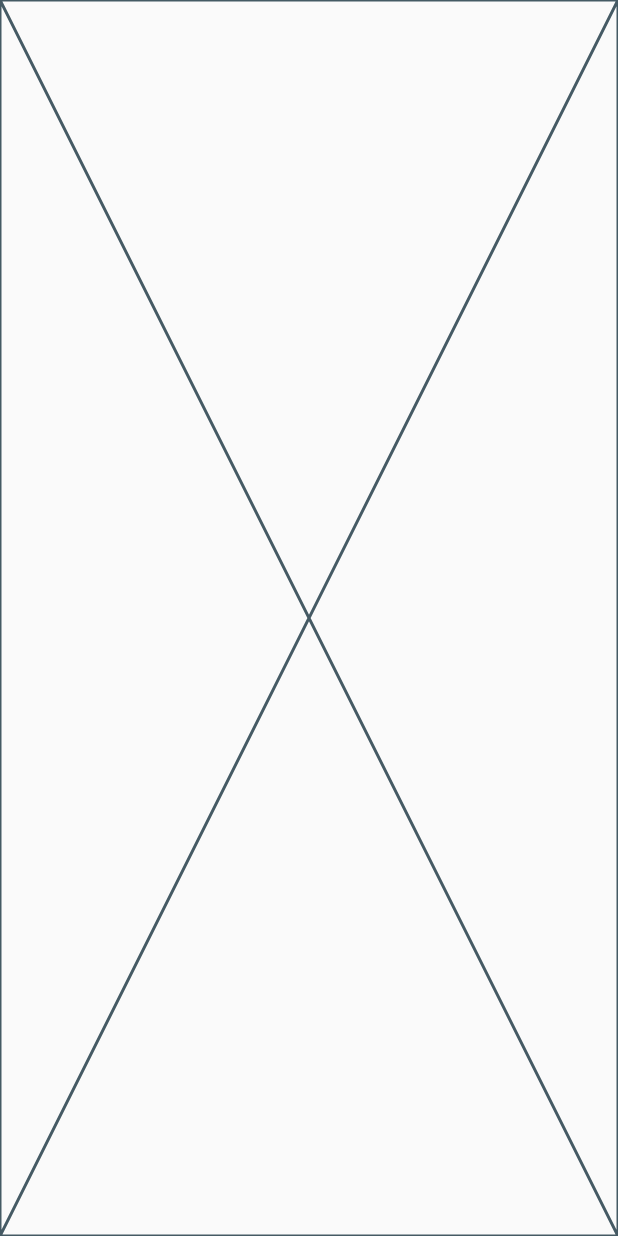
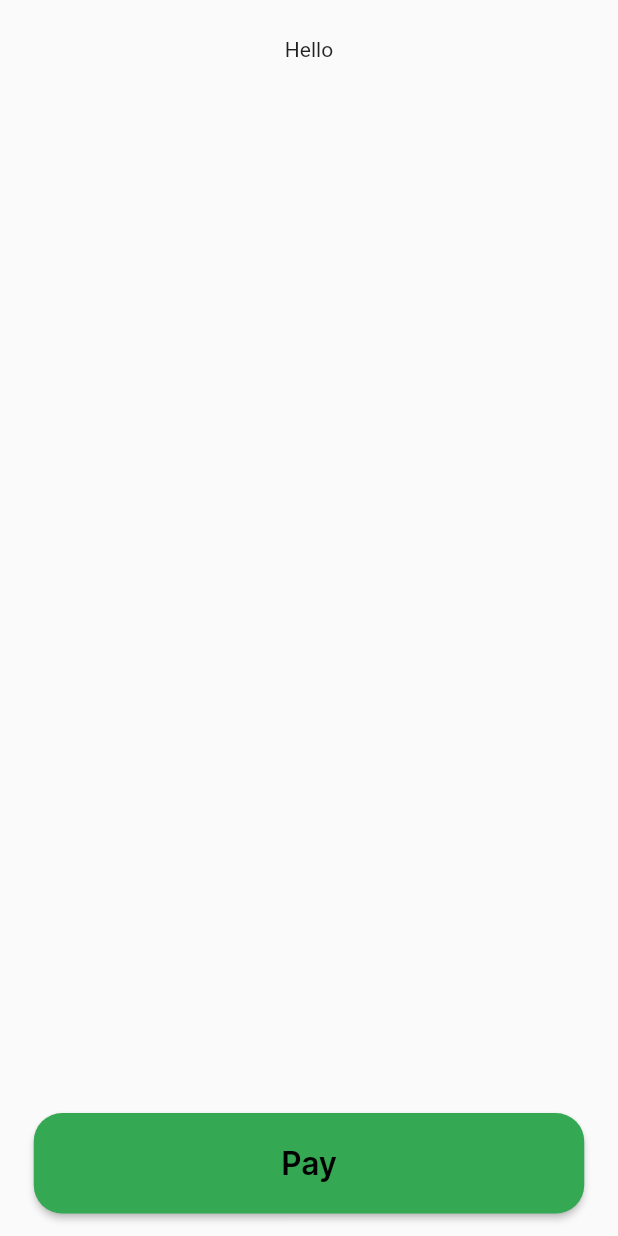
Before and after one commit to OmarAmeer96/Credit-Card-Checkout-App, a Flutter app: the screen it shows after launch, after a tap on "Complete Payment", on a phone screen of 412 x 824 dp. Run offline on Flutter 3.47's test engine with Material 2 defaults, Android fonts, the phone set to English and light mode, and no system bars; our stand-ins replace flutter_svg, go_router.

Commit message:
Edited CustomMainButton.

```diff
--- a/lib/Features/checkout/presentation/widgets/custom_main_button.dart
+++ b/lib/Features/checkout/presentation/widgets/custom_main_button.dart
@@ -1,5 +1,6 @@
 // ------------------------------ Omar Ameer  ---------------------------------
 
+import 'package:credit_card_checkout_app/Core/utils/styles.dart';
 import 'package:credit_card_checkout_app/constants.dart';
 import 'package:flutter/material.dart';
 
@@ -30,11 +31,8 @@ class CustomMainButton extends StatelessWidget {
         alignment: Alignment.center,
         child: Text(
           text,
-          style: const TextStyle(
-            color: Colors.white,
-            fontSize: 19,
-            fontFamily: "Gilroy-Reular",
-            fontWeight: FontWeight.w500,
+          style: Styles.inter600.copyWith(
+            fontSize: 21,
           ),
         ),
       ),
--- a/lib/Features/checkout/presentation/widgets/payment_details_view_body.dart
+++ b/lib/Features/checkout/presentation/widgets/payment_details_view_body.dart
@@ -1,3 +1,4 @@
+import 'package:credit_card_checkout_app/Features/checkout/presentation/widgets/custom_main_button.dart';
 import 'package:flutter/material.dart';
 
 class PaymentDetailsViewBody extends StatelessWidget {
@@ -5,6 +6,40 @@ class PaymentDetailsViewBody extends StatelessWidget {
 
   @override
   Widget build(BuildContext context) {
-    return const Placeholder();
+    return CustomScrollView(
+      physics: const NeverScrollableScrollPhysics(),
+      slivers: <Widget>[
+        SliverFillRemaining(
+          hasScrollBody: false,
+          child: Column(
+            mainAxisAlignment: MainAxisAlignment.spaceBetween,
+            children: [
+              const Padding(
+                padding: EdgeInsets.symmetric(horizontal: 20),
+                child: Column(
+                  children: [
+                    SizedBox(
+                      height: 25,
+                    ),
+                    Center(
+                      child: Center(
+                        child: Text("Hello"),
+                      ),
+                    ),
+                  ],
+                ),
+              ),
+              Padding(
+                padding: const EdgeInsets.only(left: 20, right: 20, bottom: 15),
+                child: CustomMainButton(
+                  text: "Pay",
+                  onPressed: () {},
+                ),
+              ),
+            ],
+          ),
+        ),
+      ],
+    );
   }
 }
```
